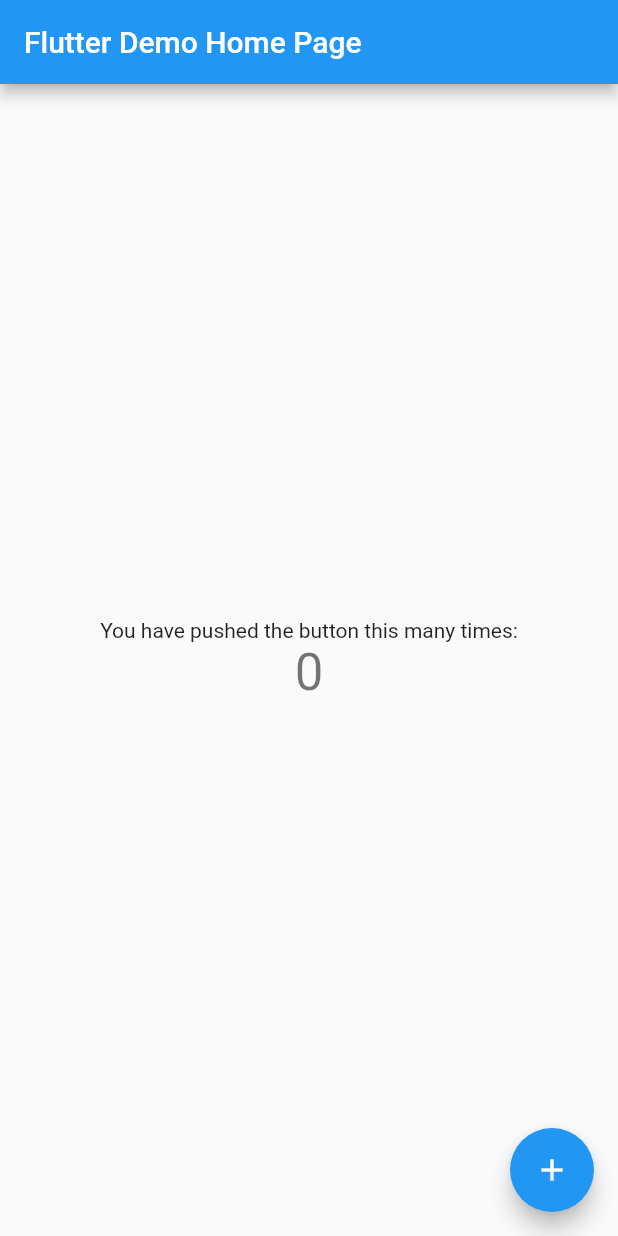
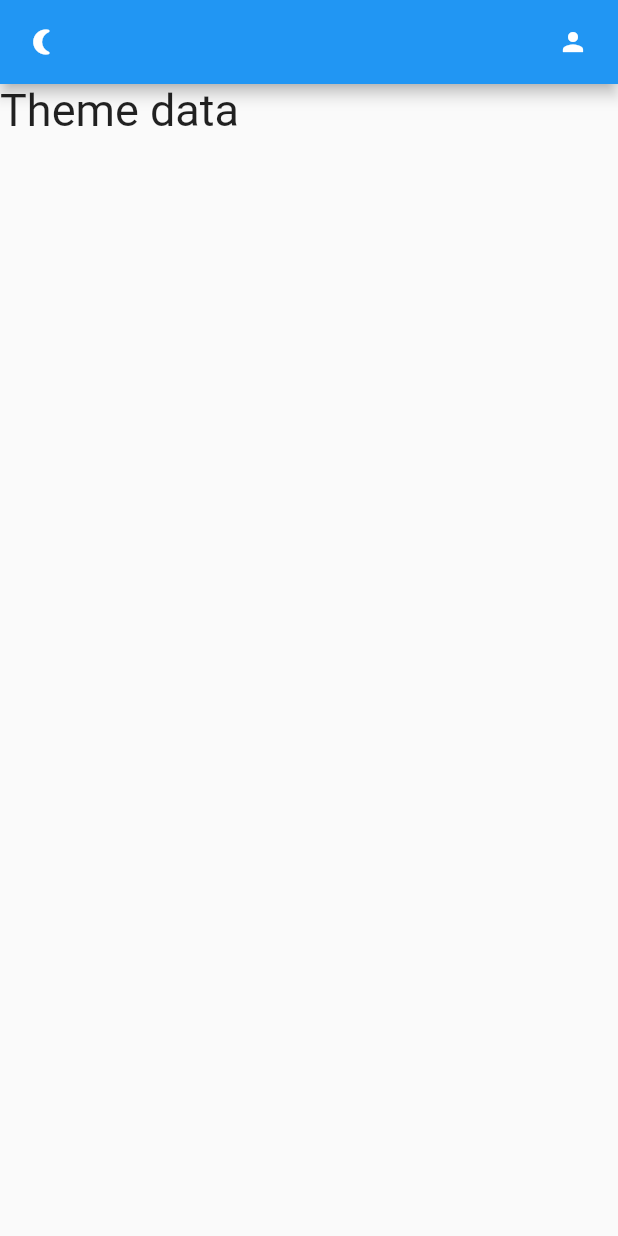
Before and after one commit to Izabelpetuba/Parte_izabel, a Flutter app: the screen it shows after launch, on a phone screen of 412 x 824 dp. Run offline on Flutter 3.47's test engine with Material 2 defaults, Android fonts, the phone set to English and light mode, and no system bars; our stand-ins replace get, get_storage.

Commit message:
Mudança de tema

```diff
--- a/lib/main.dart
+++ b/lib/main.dart
@@ -1,6 +1,13 @@
 import 'package:flutter/material.dart';
+import 'package:get/get_navigation/src/root/get_material_app.dart';
+import 'package:get_storage/get_storage.dart';
+import 'package:notificacoes/services/theme_services.dart';
+import 'package:notificacoes/ui/livros.dart';
+import 'package:notificacoes/ui/theme.dart';
 
-void main() {
+void main() async{
+  WidgetsFlutterBinding.ensureInitialized();
+  await GetStorage.init();
   runApp(const MyApp());
 }
 
@@ -10,106 +17,14 @@
   // This widget is the root of your application.
   @override
   Widget build(BuildContext context) {
-    return MaterialApp(
+    return GetMaterialApp(
       title: 'Flutter Demo',
-      theme: ThemeData(
-        // This is the theme of your application.
-        //
-        // Try running your application with "flutter run". You'll see the
-        // application has a blue toolbar. Then, without quitting the app, try
-        // changing the primarySwatch below to Colors.green and then invoke
-        // "hot reload" (press "r" in the console where you ran "flutter run",
-        // or simply save your changes to "hot reload" in a Flutter IDE).
-        // Notice that the counter didn't reset back to zero; the application
-        // is not restarted.
-        primarySwatch: Colors.blue,
-      ),
-      home: const MyHomePage(title: 'Flutter Demo Home Page'),
+      debugShowCheckedModeBanner: false,
+      theme: Themes.light,
+      darkTheme: Themes.dark,
+      themeMode: ThemeService().theme,
+
+      home: Livros(),
     );
   }
 }
-
-class MyHomePage extends StatefulWidget {
-  const MyHomePage({Key? key, required this.title}) : super(key: key);
-
-  // This widget is the home page of your application. It is stateful, meaning
-  // that it has a State object (defined below) that contains fields that affect
-  // how it looks.
-
-  // This class is the configuration for the state. It holds the values (in this
-  // case the title) provided by the parent (in this case the App widget) and
-  // used by the build method of the State. Fields in a Widget subclass are
-  // always marked "final".
-
-  final String title;
-
-  @override
-  State<MyHomePage> createState() => _MyHomePageState();
-}
-
-class _MyHomePageState extends State<MyHomePage> {
-  int _counter = 0;
-
-  void _incrementCounter() {
-    setState(() {
-      // This call to setState tells the Flutter framework that something has
-      // changed in this State, which causes it to rerun the build method below
-      // so that the display can reflect the updated values. If we changed
-      // _counter without calling setState(), then the build method would not be
-      // called again, and so nothing would appear to happen.
-      _counter++;
-    });
-  }
-
-  @override
-  Widget build(BuildContext context) {
-    // This method is rerun every time setState is called, for instance as done
-    // by the _incrementCounter method above.
-    //
-    // The Flutter framework has been optimized to make rerunning build methods
-    // fast, so that you can just rebuild anything that needs updating rather
-    // than having to individually change instances of widgets.
-    return Scaffold(
-      appBar: AppBar(
-        // Here we take the value from the MyHomePage object that was created by
-        // the App.build method, and use it to set our appbar title.
-        title: Text(widget.title),
-      ),
-      body: Center(
-        // Center is a layout widget. It takes a single child and positions it
-        // in the middle of the parent.
-        child: Column(
-          // Column is also a layout widget. It takes a list of children and
-          // arranges them vertically. By default, it sizes itself to fit its
-          // children horizontally, and tries to be as tall as its parent.
-          //
-          // Invoke "debug painting" (press "p" in the console, choose the
-          // "Toggle Debug Paint" action from the Flutter Inspector in Android
-          // Studio, or the "Toggle Debug Paint" command in Visual Studio Code)
-          // to see the wireframe for each widget.
-          //
-          // Column has various properties to control how it sizes itself and
-          // how it positions its children. Here we use mainAxisAlignment to
-          // center the children vertically; the main axis here is the vertical
-          // axis because Columns are vertical (the cross axis would be
-          // horizontal).
-          mainAxisAlignment: MainAxisAlignment.center,
-          children: <Widget>[
-            const Text(
-              'You have pushed the button this many times:',
-            ),
-            Text(
-              '$_counter',
-              style: Theme.of(context).textTheme.headline4,
-            ),
-          ],
-        ),
-      ),
-      floatingActionButton: FloatingActionButton(
-        onPressed: _incrementCounter,
-        tooltip: 'Increment',
-        child: const Icon(Icons.add),
-      ), // This trailing comma makes auto-formatting nicer for build methods.
-    );
-  }
-}
--- /dev/null
+++ b/lib/services/theme_services.dart
@@ -0,0 +1,16 @@
+import 'package:flutter/material.dart';
+import 'package:get_storage/get_storage.dart';
+import 'package:get/get.dart';
+
+class ThemeService{
+  final _box = GetStorage();
+  final _key = 'isDarkMode';
+  _saveThemeBox(bool isDarkMode)=>_box.write(_key, isDarkMode);
+
+  bool _loadThemeFromBox()=> _box.read(_key)??false;
+  ThemeMode get theme=> _loadThemeFromBox()?ThemeMode.dark:ThemeMode.light;
+  void switchTheme(){
+    Get.changeThemeMode(_loadThemeFromBox()?ThemeMode.light:ThemeMode.dark);
+    _saveThemeBox(!_loadThemeFromBox());
+  }
+}
--- /dev/null
+++ b/lib/ui/livros.dart
@@ -0,0 +1,45 @@
+import 'package:flutter/cupertino.dart';
+import 'package:flutter/material.dart';
+import 'package:notificacoes/services/theme_services.dart';
+
+class Livros extends StatefulWidget {
+  const Livros({Key? key}) : super(key: key);
+
+  @override
+  State<Livros> createState() => _LivrosState();
+}
+
+class _LivrosState extends State<Livros> {
+  @override
+  Widget build(BuildContext context) {
+    return Scaffold(
+      appBar: _appBar(),
+      body: Column(
+        children: [
+          Text("Theme data",
+            style: TextStyle(
+              fontSize: 30
+            ),
+          ),
+        ],
+      ),
+    );
+  }
+
+  _appBar(){
+    return AppBar(
+      leading: GestureDetector(
+        onTap: (){
+          ThemeService().switchTheme();
+        },
+        child: Icon(Icons.nightlight_round,
+        size: 20,),
+      ),
+      actions: [
+        Icon(Icons.person,
+          size: 20,),
+        SizedBox(width: 20,),
+      ],
+    );
+  }
+}
--- /dev/null
+++ b/lib/ui/theme.dart
@@ -0,0 +1,20 @@
+import 'package:flutter/material.dart';
+
+const Color bluishClr = Color(0xFF90CAF9);
+const Color yeloowClr = Color(0xFFFFF59D);
+const Color pinkClr = Color(0xFFF48FB1);
+const Color white = Colors.white;
+const primaryClr = bluishClr;
+const Color darkGreyClr = Color(0xFF121212);
+Color darkHeaderClr = Colors.grey.shade800;
+class Themes{
+  static final light = ThemeData(
+    primaryColor: primaryClr,
+    brightness: Brightness.light
+  );
+
+  static final dark = ThemeData(
+    primaryColor: darkGreyClr,
+    brightness: Brightness.dark
+  );
+}
--- a/pubspec.yaml
+++ b/pubspec.yaml
@@ -34,6 +34,8 @@
   # The following adds the Cupertino Icons font to your application.
   # Use with the CupertinoIcons class for iOS style icons.
   cupertino_icons: ^1.0.2
+  get_storage:
+  get:
 
 dev_dependencies:
   flutter_test:
```
Also changed, not shown: pubspec.lock.
